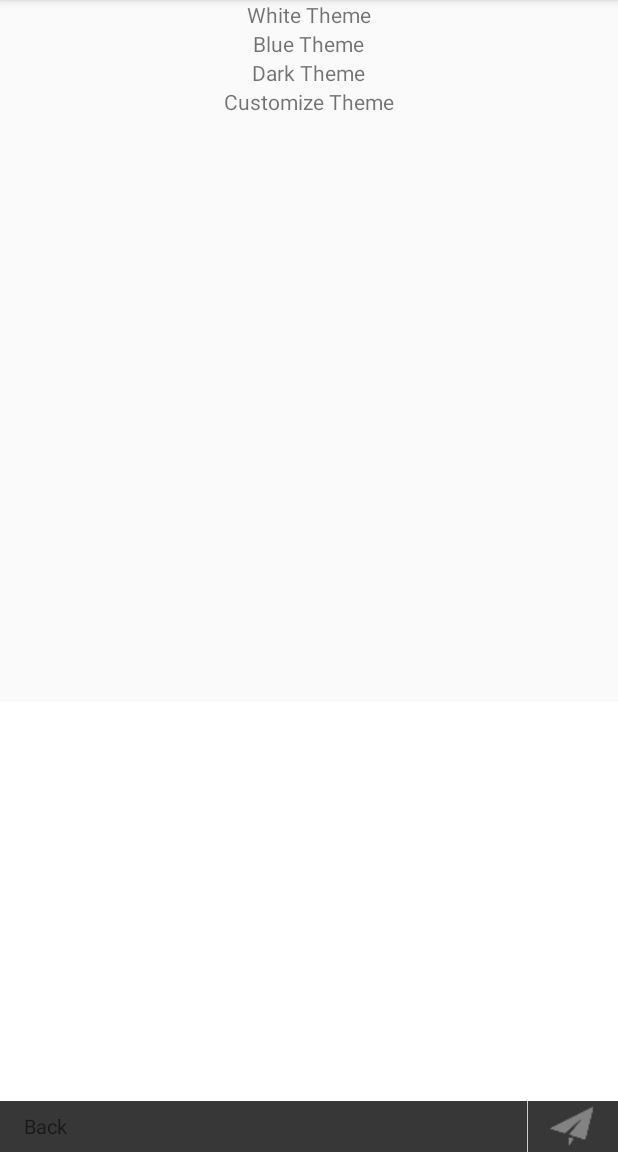
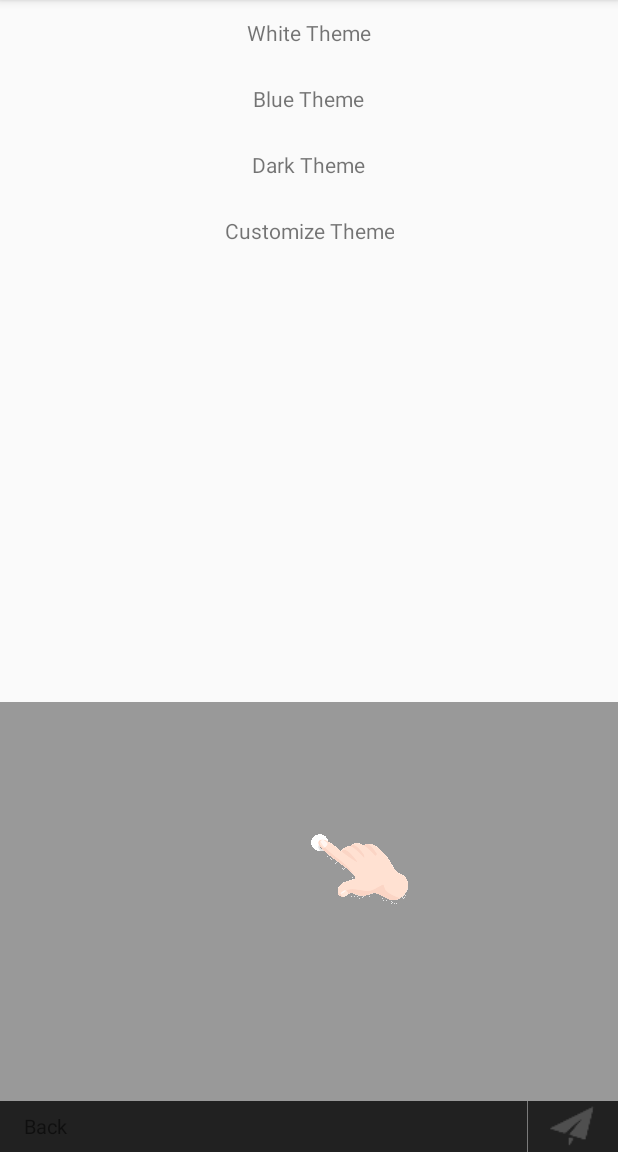
Before and after one commit to inputmethod/Drawable, an Android app: the DrawingActivity screen opened directly, with no data from a screen before it, on a phone screen of 412 x 824 dp, the part 84-1236 px from its top. Run offline under Robolectric (Android 15) with nearby library versions, the light colour scheme and no system bars; pictures from the network do not load; 1 statement that could not run was skipped.

Commit message:
simulate theme change of drawboard guide.

```diff
--- a/app/build.gradle
+++ b/app/build.gradle
@@ -5,7 +5,7 @@ android {
     buildToolsVersion "26.0.2"
     defaultConfig {
         applicationId "com.funyoung.drawable"
-        minSdkVersion 14
+        minSdkVersion 16
         targetSdkVersion 26
         versionCode 1
         versionName "1.0"
@@ -24,14 +24,12 @@ dependencies {
     androidTestCompile('com.android.support.test.espresso:espresso-core:2.2.2', {
         exclude group: 'com.android.support', module: 'support-annotations'
     })
-
     compile 'com.android.support:appcompat-v7:26.+'
     compile 'com.android.support:support-v4:26.+'
     compile 'com.android.support:recyclerview-v7:26.+'
     compile 'com.android.support:design:26.+'
     compile 'com.android.support:support-annotations:26.+'
-
-    compile ('com.github.bumptech.glide:glide:4.2.0', {
+    compile('com.github.bumptech.glide:glide:3.8.0', {
         exclude group: 'com.android.support', module: 'support-annotations'
     })
 
--- a/app/src/main/java/com/funyoung/drawing/Config.java
+++ b/app/src/main/java/com/funyoung/drawing/Config.java
@@ -33,7 +33,20 @@ class Config(context: Context) : BaseConfig(context) {
 }
  */
 public class Config {
+    private static final float DEFAULT_BRUSH_SIZE = 15f;
+    private static final int DEFAULT_BRUSH_COLOR = Color.BLACK;
+    private static final int DEFAULT_CANVAS_COLOR = Color.WHITE;
+
     private SharedPreferences preferences;
+
+    public boolean isStartUseDrawBoard() {
+        return preferences.getBoolean("START_USE_DRAW_BOARD", false);
+    }
+
+    public void setStartUseDrawBoard(boolean showBrushSize) {
+        preferences.edit().putBoolean("START_USE_DRAW_BOARD", showBrushSize).apply();
+    }
+
     public boolean isShowBrushSize() {
         return preferences.getBoolean("SHOW_BRUSH_SIZE", false);
     }
@@ -43,7 +56,7 @@ public class Config {
     }
 
     public int getBrushColor() {
-        return preferences.getInt("BRUSH_COLOR", Color.BLACK);
+        return preferences.getInt("BRUSH_COLOR", DEFAULT_BRUSH_COLOR);
     }
 
     public void setBrushColor(int brushColor) {
@@ -51,7 +64,7 @@ public class Config {
     }
 
     public float getBrushSize() {
-        return preferences.getFloat("BRUSH_SIZE", 5.0f);
+        return preferences.getFloat("BRUSH_SIZE", DEFAULT_BRUSH_SIZE);
     }
 
     public void setBrushSize(float brushSize) {
@@ -59,7 +72,7 @@ public class Config {
     }
 
     public int getCanvasBackgroundColor() {
-        return preferences.getInt("CANVAS_BACKGROUND_COLOR", Color.WHITE);
+        return preferences.getInt("CANVAS_BACKGROUND_COLOR", DEFAULT_CANVAS_COLOR);
     }
 
     public void setCanvasBackgroundColor(int canvasBackgroundColor) {
--- a/app/src/main/java/com/funyoung/drawing/DrawBoardUtils.java
+++ b/app/src/main/java/com/funyoung/drawing/DrawBoardUtils.java
@@ -3,7 +3,13 @@ package com.funyoung.drawing;
 import android.content.Context;
 import android.graphics.Bitmap;
 import android.os.Environment;
+import android.view.View;
+import android.widget.ImageView;
 
+import com.bumptech.glide.Glide;
+import com.bumptech.glide.Priority;
+import com.bumptech.glide.load.engine.DiskCacheStrategy;
+import com.funyoung.drawable.R;
 import com.funyoung.utilities.SLog;
 
 import java.io.File;
@@ -56,7 +62,26 @@ public class DrawBoardUtils {
         return drawboardDir;
     }
 
-    public static String saveDraftBitmap(Context context, Bitmap bitmap) {
+    public static Bitmap scaleBitmap(Bitmap originBitmap) {
+        int originWidth = originBitmap.getWidth();
+        if (originWidth > BITMAP_TARGET_WIDTH) {
+            int originHeight = originBitmap.getHeight();
+            int width = BITMAP_TARGET_WIDTH;
+            int height = (int) (0.5 + 1f * BITMAP_TARGET_WIDTH * originHeight / originWidth);
+//            Matrix matrix = new Matrix();
+//            matrix.postScale(width, height);
+//            Bitmap bitmap = Bitmap.createBitmap(originBitmap, 0, 0, width, height, matrix, true);
+            Bitmap bitmap = Bitmap.createScaledBitmap(originBitmap, width, height, true);
+            SLog.i(TAG, "saveDraftBitmap, scale bitmap from " + originWidth + "x" + originHeight
+                    + " to " + width + "x" + height);
+            originBitmap.recycle();
+            return bitmap;
+        } else {
+            return originBitmap;
+        }
+    }
+
+    public static String saveDraftBitmap(Context context, Bitmap originBitmap) {
         File rootPath = getExternalDrawBoardDir(context) ;
         if (null == rootPath) {
             SLog.e(TAG, "saveDraftBitmap, failed to get folder path.");
@@ -70,21 +95,7 @@ public class DrawBoardUtils {
             }
         }
 
-//        Bitmap bitmap;
-//        int originWidth = originBitmap.getWidth();
-//        if (originWidth > BITMAP_TARGET_WIDTH) {
-//            int originHeight = originBitmap.getHeight();
-//            int width = BITMAP_TARGET_WIDTH;
-//            int height = (int) (0.5 + 1f * BITMAP_TARGET_WIDTH * originHeight / originWidth);
-//            Matrix matrix = new Matrix();
-//            matrix.postScale(width, height);
-//            bitmap = Bitmap.createBitmap(originBitmap, 0, 0, width, height, matrix, false);
-//            SLog.i(TAG, "saveDraftBitmap, scale bitmap from " + originWidth + "x" + originHeight
-//                    + " to " + width + "x" + height);
-//            originBitmap.recycle();
-//        } else {
-//            bitmap = originBitmap;
-//        }
+        Bitmap bitmap = scaleBitmap(originBitmap);
 
         String path = new File(rootPath, DRAFT_DRAWING_FILE_NAME).getAbsolutePath();
         FileOutputStream fos = null;
@@ -101,4 +112,33 @@ public class DrawBoardUtils {
         }
         return null;
     }
+
+    public static void checkAndShowGuide(Context context, View guideLayout, ImageView animationView, View.OnClickListener listener, Config config) {
+        if (isNewDrawBoard(config)) {
+            guideLayout.setVisibility(View.VISIBLE);
+            guideLayout.setOnClickListener(listener);
+
+            Glide.with(context).onDestroy();
+            Glide.get(context).with(context)
+                    .load(R.mipmap.drawboard_guide_image_animation)
+//                .asGif()
+                    .priority(Priority.HIGH)
+                    .diskCacheStrategy(DiskCacheStrategy.SOURCE)
+                    .into(animationView);
+            animationView.setBackground(null);
+        } else {
+            guideLayout.setVisibility(View.GONE);
+        }
+    }
+
+    private static boolean isNewDrawBoard(Config config) {
+        return !config.isStartUseDrawBoard() || FORCE_SHOW_GUIDE;
+    }
+
+    public static void startUseDrawBoard(View guideView, Config config) {
+        guideView.setVisibility(View.GONE);
+        config.setStartUseDrawBoard(true);
+    }
+
+    private static final boolean FORCE_SHOW_GUIDE = true;
 }
--- a/app/src/main/java/com/funyoung/drawing/DrawingActivity.java
+++ b/app/src/main/java/com/funyoung/drawing/DrawingActivity.java
@@ -1,6 +1,7 @@
 package com.funyoung.drawing;
 
 import android.graphics.Bitmap;
+import android.graphics.Color;
 import android.graphics.PorterDuff;
 import android.os.Bundle;
 import android.support.design.widget.Snackbar;
@@ -10,6 +11,8 @@ import android.widget.ImageView;
 
 import com.funyoung.drawable.R;
 import com.funyoung.utilities.SLog;
+
+import java.util.Random;
 
 /**
  * Created by yangfeng on 2017/10/8.
@@ -28,6 +31,7 @@ public class DrawingActivity extends AppCompatActivity implements MyCanvas.Paths
 
     private View back;
     private View send;
+
 
     private int color = 0;
     private float strokeWidth = 0f;
@@ -89,15 +93,41 @@ public class DrawingActivity extends AppCompatActivity implements MyCanvas.Paths
         checkWhatsNewDialog()
          */
 
+        guideLayout = findViewById(R.id.drawboard_guide);
+        guideAnimation = (ImageView) findViewById(R.id.drawboard_guide_image);
+
+        listener(R.id.tv_white, R.color.white);
+        listener(R.id.tv_blue, R.color.blue);
+        listener(R.id.tv_dark, R.color.dark);
+        listener(R.id.tv_customize, R.color.customize);
+
         config = new Config(getApplicationContext());
 
         strokeWidth = config.getBrushSize();
         my_canvas.setStrokeWidth(strokeWidth);
 
-        setBackgroundColor(config.getCanvasBackgroundColor());
-        setColor(config.getBrushColor());
+        refreshDrawBoard();
 
         pathsChanged(0);
+    }
+
+    static int randomColor(int alpha) {
+        Random rnd = new Random();
+        alpha = Math.min(Math.max(1, alpha), 255);
+        return Color.argb(alpha, rnd.nextInt(256), rnd.nextInt(256), rnd.nextInt(256));
+    }
+
+    private void listener(int viewId, final int colorId) {
+        findViewById(viewId).setOnClickListener(new View.OnClickListener() {
+            @Override
+            public void onClick(View v) {
+                if (R.id.tv_customize == v.getId()) {
+                    changeConfig(randomColor(255));
+                } else {
+                    changeConfig(getResources().getColor(colorId));
+                }
+            }
+        });
     }
 
     private void setColor(int pickedColor) {
@@ -150,7 +180,6 @@ public class DrawingActivity extends AppCompatActivity implements MyCanvas.Paths
     };
 
     private void sendDrawing() {
-        // todo:
         Snackbar.make(my_canvas, "Generating image to send ...", Snackbar.LENGTH_SHORT).show();
         Bitmap bitmap = my_canvas.getBitmap();
         if (null == bitmap) {
@@ -158,6 +187,7 @@ public class DrawingActivity extends AppCompatActivity implements MyCanvas.Paths
         } else {
             String savedPath = DrawBoardUtils.saveDraftBitmap(this, bitmap);
             startSending(savedPath);
+            my_canvas.clearCanvas();
         }
     }
 
@@ -177,4 +207,36 @@ public class DrawingActivity extends AppCompatActivity implements MyCanvas.Paths
         // do nothing but show toast
         Snackbar.make(my_canvas, "Back to origin ...", Snackbar.LENGTH_SHORT).show();
     }
+
+    @Override
+    protected void onResume() {
+        super.onResume();
+        show();
+    }
+
+    protected void onPause() {
+        super.onPause();
+        hide();
+    }
+
+    private View guideLayout;
+    private ImageView guideAnimation;
+    public void show() {
+        DrawBoardUtils.checkAndShowGuide(this, guideLayout, guideAnimation, new View.OnClickListener() {
+            @Override
+            public void onClick(View v) {
+                DrawBoardUtils.startUseDrawBoard(guideLayout, config);
+            }
+        }, config);
+    }
+
+    private void changeConfig(int themeColor) {
+        config.setCanvasBackgroundColor(themeColor);
+        refreshDrawBoard();
+    }
+
+    private void refreshDrawBoard() {
+        setBackgroundColor(config.getCanvasBackgroundColor());
+        setColor(config.getBrushColor());
+    }
 }
--- a/app/src/main/res/layout/activity_drawing.xml
+++ b/app/src/main/res/layout/activity_drawing.xml
@@ -15,18 +15,24 @@
             android:id="@+id/tv_white"
             android:layout_width="wrap_content"
             android:layout_height="wrap_content"
+            android:gravity="center"
+            android:minHeight="44dp"
             android:text="White Theme"
             />
         <TextView
             android:id="@+id/tv_blue"
             android:layout_width="wrap_content"
             android:layout_height="wrap_content"
+            android:gravity="center"
+            android:minHeight="44dp"
             android:text="Blue Theme"
             />
         <TextView
             android:id="@+id/tv_dark"
             android:layout_width="wrap_content"
             android:layout_height="wrap_content"
+            android:gravity="center"
+            android:minHeight="44dp"
             android:text="Dark Theme"
             />
 
@@ -34,6 +40,8 @@
             android:id="@+id/tv_customize"
             android:layout_width="wrap_content"
             android:layout_height="wrap_content"
+            android:gravity="center"
+            android:minHeight="44dp"
             android:text="Customize Theme"
             />
     </LinearLayout>
@@ -138,7 +146,21 @@
                 android:layout_toLeftOf="@id/btn_send"
                 android:layout_toStartOf="@id/btn_send"
                 android:background="@color/divier_bkg" />
+        </RelativeLayout>
 
-        </RelativeLayout>
+        <FrameLayout
+            android:id="@+id/drawboard_guide"
+            android:layout_width="match_parent"
+            android:layout_height="match_parent"
+            android:background="#66000000"
+            >
+            <ImageView
+                android:id="@+id/drawboard_guide_image"
+                android:layout_width="200dp"
+                android:layout_height="200dp"
+                android:layout_gravity="center"
+                android:src="@mipmap/drawboard_guide_image_animation"
+                />
+        </FrameLayout>
     </RelativeLayout>
 </RelativeLayout>
--- a/app/src/main/res/values/colors.xml
+++ b/app/src/main/res/values/colors.xml
@@ -5,6 +5,9 @@
     <color name="colorAccent">#FF4081</color>
 
     <color name="white">#FFFFFF</color>
+    <color name="blue">#0000FF</color>
+    <color name="dark">#222222</color>
+    <color name="customize">#FFFFFF</color>
 
     <color name="transparent">#00000000</color>
     <color name="black_87">#C8000000</color>
```
Also changed, not shown: app/src/main/java/com/funyoung/drawing/MyCanvas.java (+4 -6 lines), app/src/main/res/mipmap-xxhdpi/drawboard_guide_image_animation.gif (added).
